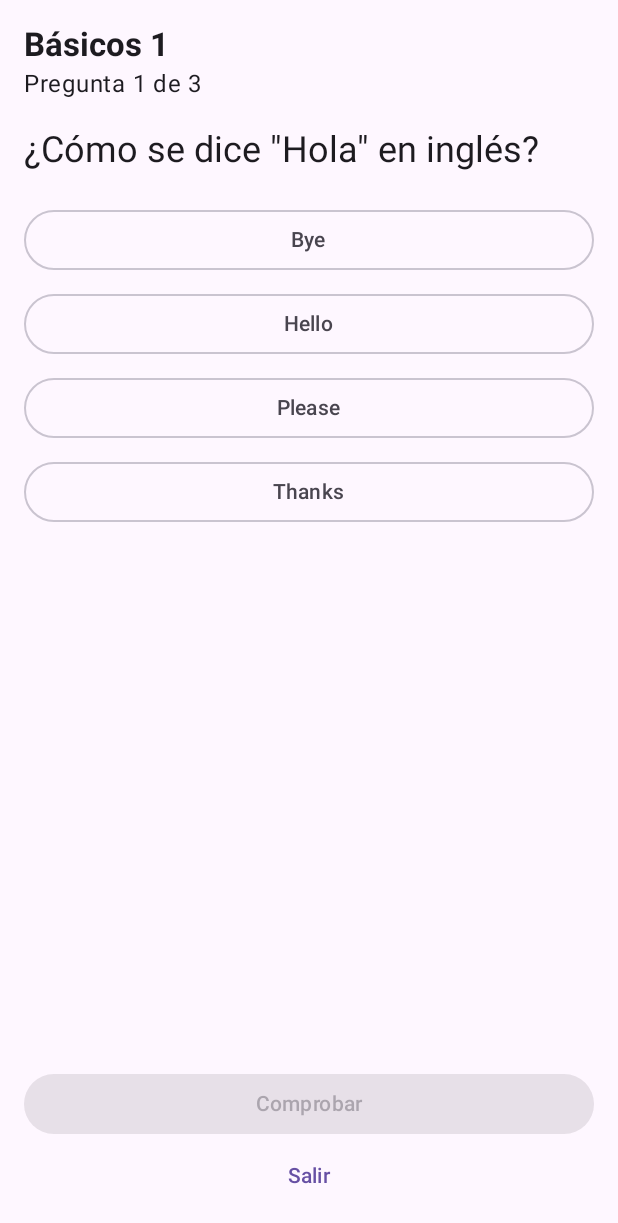
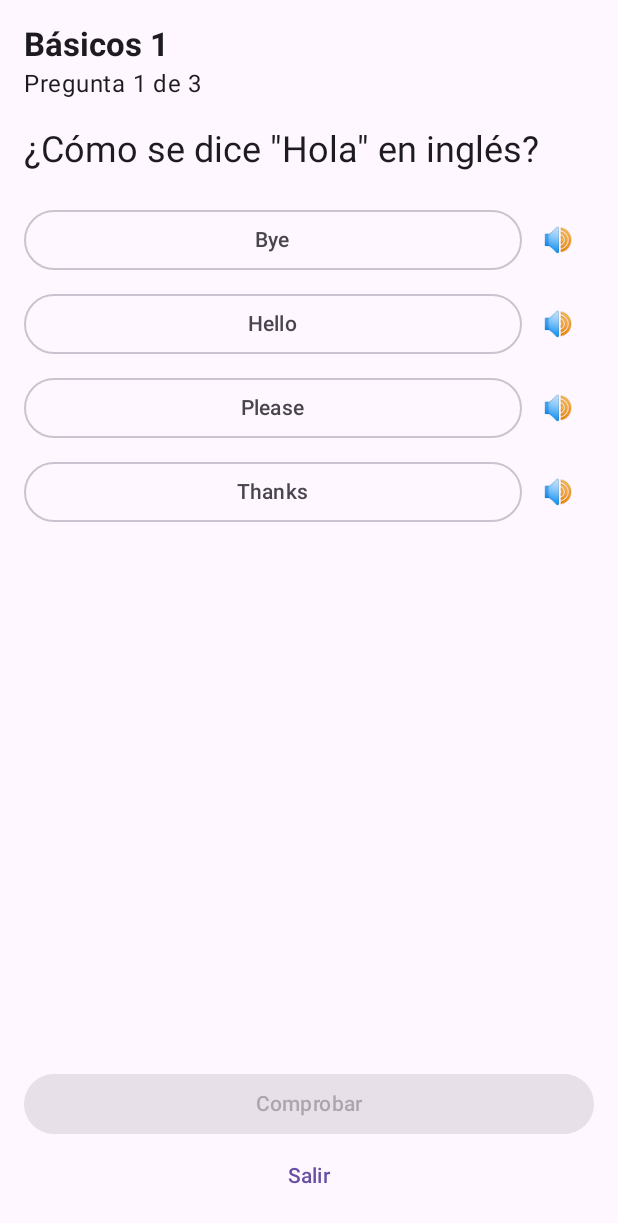
Before and after one commit to subrey/english-mvp, an Android app built with Jetpack Compose: the screen it shows after launch (MainActivity), after a tap on "Básicos 1", on a phone screen of 412 x 824 dp. Shown: the top 1223 px of the screen. Run offline under Robolectric (Android 15) with nearby library versions, the phone set to English and light mode, and no system bars; 1 statement that could not run was skipped.

Commit message:
Audio: pronunciación con TTS en las opciones y al acertar

```diff
--- a/app/src/main/java/com/example/englishmvp/ui/AppScreens.kt
+++ b/app/src/main/java/com/example/englishmvp/ui/AppScreens.kt
@@ -7,6 +7,7 @@ import androidx.compose.material3.*
 import androidx.compose.runtime.*
 import androidx.compose.ui.Alignment
 import androidx.compose.ui.Modifier
+import androidx.compose.ui.platform.LocalContext
 import androidx.compose.ui.text.font.FontWeight
 import androidx.compose.ui.unit.dp
 import com.example.englishmvp.data.Lesson
@@ -48,6 +49,9 @@ fun LessonScreen(lesson: Lesson, onFinish: (Int, Int) -> Unit, onBack: () -> Uni
     var answered by remember { mutableStateOf(false) }
     var correctCount by remember { mutableIntStateOf(0) }
     val q = lesson.questions[index]
+    val context = LocalContext.current
+    val tts = remember { TtsHelper(context) }
+    DisposableEffect(Unit) { onDispose { tts.shutdown() } }
 
     Column(modifier = Modifier.fillMaxSize().padding(16.dp)) {
         Text(lesson.title, style = MaterialTheme.typography.titleLarge, fontWeight = FontWeight.Bold)
@@ -57,16 +61,20 @@ fun LessonScreen(lesson: Lesson, onFinish: (Int, Int) -> Unit, onBack: () -> Uni
         Spacer(Modifier.height(16.dp))
         q.options.forEachIndexed { i, opt ->
             val isCorrect = i == q.correctIndex
-            when {
-                answered && isCorrect -> Button(onClick = {}, modifier = Modifier.fillMaxWidth().padding(vertical = 4.dp), enabled = false) { Text(opt) }
-                answered && selected == i -> Button(onClick = {}, modifier = Modifier.fillMaxWidth().padding(vertical = 4.dp),
-                    colors = ButtonDefaults.buttonColors(containerColor = MaterialTheme.colorScheme.error), enabled = false) { Text(opt) }
-                else -> OutlinedButton(onClick = { selected = i }, modifier = Modifier.fillMaxWidth().padding(vertical = 4.dp), enabled = !answered) { Text(opt) }
+            Row(modifier = Modifier.fillMaxWidth().padding(vertical = 4.dp)) {
+                when {
+                    answered && isCorrect -> Button(onClick = {}, modifier = Modifier.weight(1f), enabled = false) { Text(opt) }
+                    answered && selected == i -> Button(onClick = {}, modifier = Modifier.weight(1f),
+                        colors = ButtonDefaults.buttonColors(containerColor = MaterialTheme.colorScheme.error), enabled = false) { Text(opt) }
+                    else -> OutlinedButton(onClick = { selected = i }, modifier = Modifier.weight(1f), enabled = !answered) { Text(opt) }
+                }
+                IconButton(onClick = { tts.speak(opt) }) { Text("🔊") }
             }
         }
         Spacer(Modifier.weight(1f))
         if (answered) {
             if (selected == q.correctIndex) {
+                tts.speak(q.options[q.correctIndex])
                 Text("¡Correcto! 🎉", color = MaterialTheme.colorScheme.primary,
                     style = MaterialTheme.typography.titleLarge, fontWeight = FontWeight.Bold)
             } else {
```
Also changed, not shown: app/src/main/java/com/example/englishmvp/data/TtsHelper.kt (added, +30 -0 lines).
